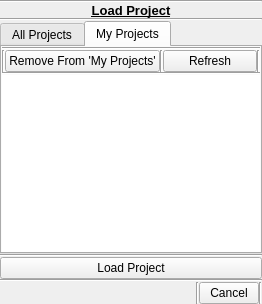
Above: appli/foundation/gui/foundation/_src/dial_loadProject.ui from snaress/studio before the change. Below: the same form after it.
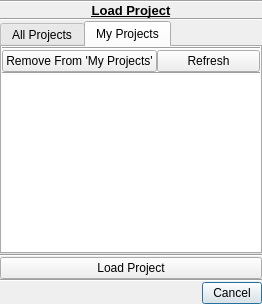
That is the form after the change. The open tabs and pages were chosen to show the change.

Commit message: foundation: Add ProjectSettings UserGroups.Groups

What changed in the file:
```diff
--- a/appli/foundation/gui/foundation/_src/dial_loadProject.ui
+++ b/appli/foundation/gui/foundation/_src/dial_loadProject.ui
@@ -70,13 +70,6 @@
        </property>
       </spacer>
      </item>
-     <item>
-      <widget class="Line" name="line_5">
-       <property name="orientation">
-        <enum>Qt::Vertical</enum>
-       </property>
-      </widget>
-     </item>
      <item>
       <widget class="QPushButton" name="pb_cancel">
        <property name="minimumSize">
@@ -95,20 +88,13 @@
         <string>Cancel</string>
        </property>
        <property name="autoDefault">
-        <bool>false</bool>
+        <bool>true</bool>
        </property>
        <property name="flat">
         <bool>false</bool>
        </property>
       </widget>
      </item>
-     <item>
-      <widget class="Line" name="line_7">
-       <property name="orientation">
-        <enum>Qt::Vertical</enum>
-       </property>
-      </widget>
-     </item>
     </layout>
    </item>
    <item row="6" column="0">
@@ -255,53 +241,32 @@
          <property name="spacing">
           <number>0</number>
          </property>
-         <item>
-          <widget class="Line" name="line_6">
-           <property name="orientation">
-            <enum>Qt::Vertical</enum>
-           </property>
-          </widget>
-         </item>
          <item>
           <widget class="QPushButton" name="pb_remove">
            <property name="text">
             <string>Remove From 'My Projects'</string>
            </property>
            <property name="autoDefault">
-            <bool>false</bool>
+            <bool>true</bool>
            </property>
            <property name="flat">
             <bool>false</bool>
            </property>
           </widget>
          </item>
-         <item>
-          <widget class="Line" name="line_12">
-           <property name="orientation">
-            <enum>Qt::Vertical</enum>
-           </property>
-          </widget>
-         </item>
          <item>
           <widget class="QPushButton" name="pb_refresh">
            <property name="text">
             <string>Refresh</string>
            </property>
            <property name="autoDefault">
-            <bool>false</bool>
+            <bool>true</bool>
            </property>
            <property name="flat">
             <bool>false</bool>
            </property>
           </widget>
          </item>
-         <item>
-          <widget class="Line" name="line_13">
-           <property name="orientation">
-            <enum>Qt::Vertical</enum>
-           </property>
-          </widget>
-         </item>
         </layout>
        </item>
        <item row="3" column="0">
```
Left out of the diff: 60 changed lines with no effect on the pictures. The commit also changes 24 other files.
